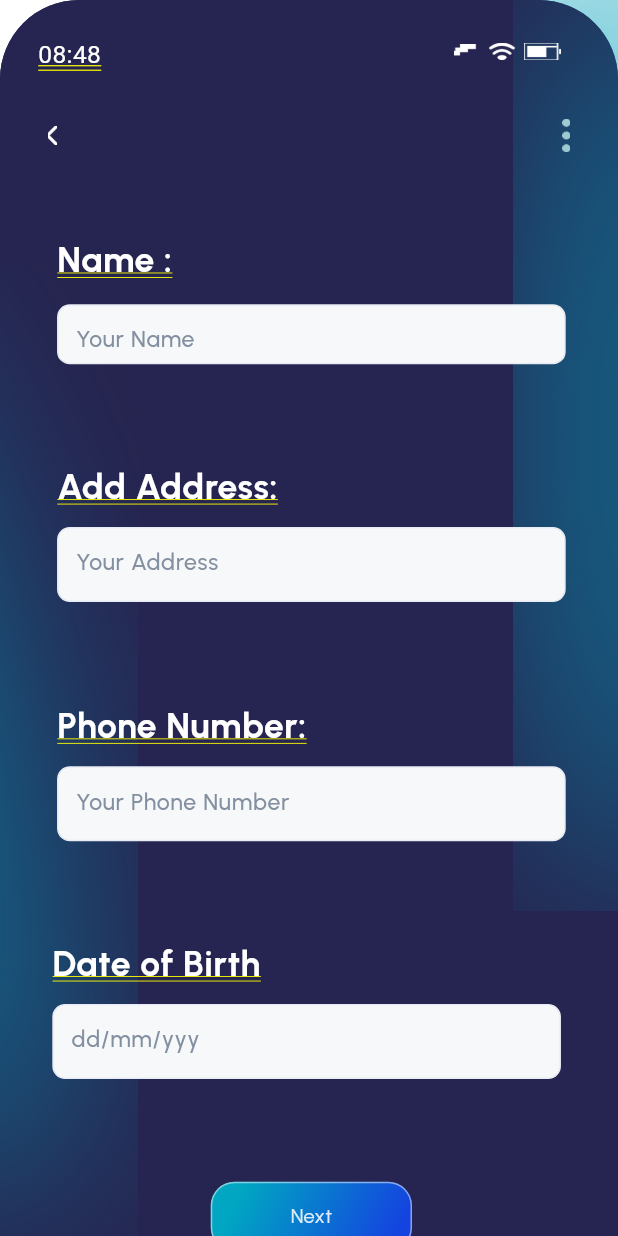
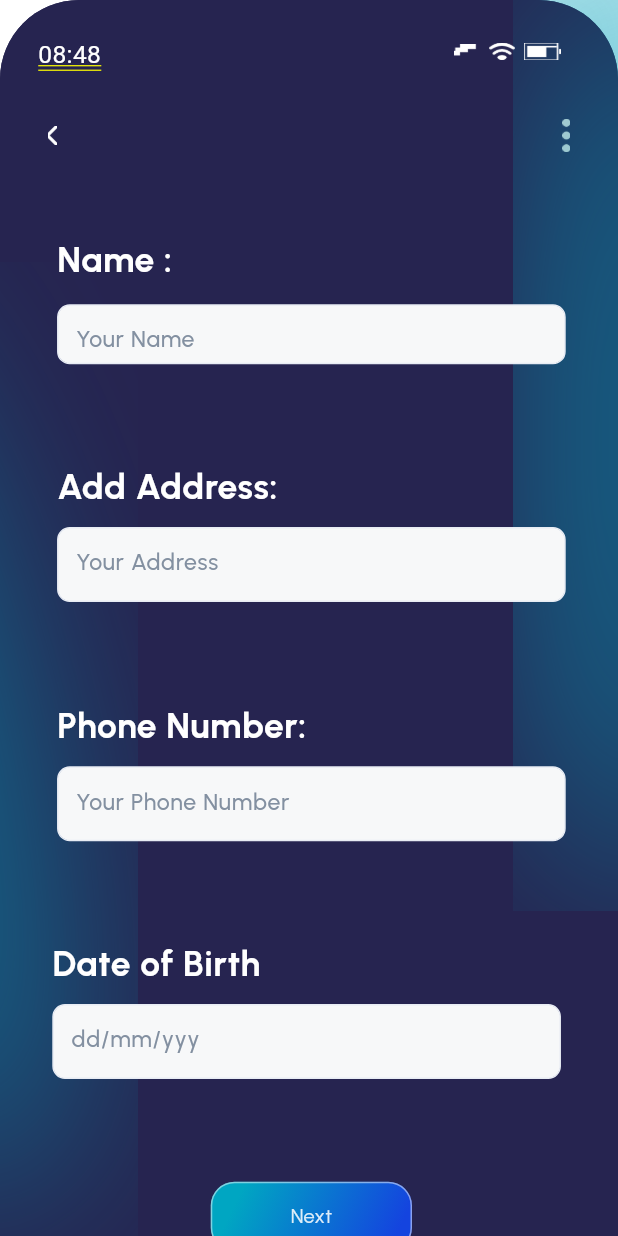
Before and after one commit to Iyaad-luqman/Starin-it, a Flutter app: the S4 widget shown alone on an empty page, opened directly, after a tap on "Personal Profile", on a phone screen of 412 x 824 dp. Run offline on Flutter 3.47's test engine with Material 3 defaults, Android fonts, the phone set to English and light mode, and no system bars; our stand-ins replace cloud_firestore, file_picker, firebase_auth, firebase_core, google_fonts; accounts and stored records are empty; network calls fail; Roboto replaces fonts that are missing (Lemon).

Commit message:
removed yellow lines in s4,s5

```diff
--- a/lib/page-1/s4.dart
+++ b/lib/page-1/s4.dart
@@ -55,6 +55,7 @@ class S4 extends StatelessWidget {
                       textAlign: TextAlign.center,
                       style: SafeGoogleFont(
                         'Urbanist',
+                        decoration: TextDecoration.none,
                         fontSize: 13.25 * ffem,
                         fontWeight: FontWeight.w400,
                         height: 2.0377358491 * ffem / fem,
@@ -121,6 +122,7 @@ class S4 extends StatelessWidget {
                       textAlign: TextAlign.center,
                       style: SafeGoogleFont(
                         'Urbanist',
+                        decoration: TextDecoration.none,
                         fontSize: 13.25 * ffem,
                         fontWeight: FontWeight.w400,
                         height: 2.0377358491 * ffem / fem,
@@ -154,6 +156,7 @@ class S4 extends StatelessWidget {
                           textAlign: TextAlign.center,
                           style: SafeGoogleFont(
                             'Urbanist',
+                            decoration: TextDecoration.none,
                             fontSize: 23 * ffem,
                             fontWeight: FontWeight.w700,
                             height: 1.2 * ffem / fem,
@@ -230,6 +233,7 @@ class S4 extends StatelessWidget {
                       textAlign: TextAlign.center,
                       style: SafeGoogleFont(
                         'Urbanist',
+                        decoration: TextDecoration.none,
                         fontSize: 13.25 * ffem,
                         fontWeight: FontWeight.w400,
                         height: 2.0377358491 * ffem / fem,
--- a/lib/page-1/s5.dart
+++ b/lib/page-1/s5.dart
@@ -92,6 +92,7 @@ class S5 extends StatelessWidget {
                                       'Name :',
                                       style: SafeGoogleFont(
                                         'Urbanist',
+                                        decoration: TextDecoration.none,
                                         fontSize: 23 * ffem,
                                         fontWeight: FontWeight.w700,
                                         height: 1.2 * ffem / fem,
@@ -122,6 +123,7 @@ class S5 extends StatelessWidget {
                                     'Your Name',
                                     style: SafeGoogleFont(
                                       'Urbanist',
+                                      decoration: TextDecoration.none,
                                       fontSize: 15 * ffem,
                                       fontWeight: FontWeight.w500,
                                       height: 1.25 * ffem / fem,
@@ -153,6 +155,7 @@ class S5 extends StatelessWidget {
                                           'Add Address:',
                                           style: SafeGoogleFont(
                                             'Urbanist',
+                                            decoration: TextDecoration.none,
                                             fontSize: 23 * ffem,
                                             fontWeight: FontWeight.w700,
                                             height: 1.2 * ffem / fem,
@@ -177,6 +180,7 @@ class S5 extends StatelessWidget {
                                           'Your Address',
                                           style: SafeGoogleFont(
                                             'Urbanist',
+                                            decoration: TextDecoration.none,
                                             fontSize: 15 * ffem,
                                             fontWeight: FontWeight.w500,
                                             height: 1.25 * ffem / fem,
@@ -362,6 +366,7 @@ class S5 extends StatelessWidget {
                               'Name :',
                               style: SafeGoogleFont(
                                 'Urbanist',
+                                decoration: TextDecoration.none,
                                 fontSize: 23 * ffem,
                                 fontWeight: FontWeight.w700,
                                 height: 1.2 * ffem / fem,
@@ -401,6 +406,7 @@ class S5 extends StatelessWidget {
                                 ),
                                 style: SafeGoogleFont(
                                   'Urbanist',
+                                  decoration: TextDecoration.none,
                                   fontSize: 15 * ffem,
                                   fontWeight: FontWeight.w500,
                                   height: 1.25 * ffem / fem,
@@ -432,6 +438,7 @@ class S5 extends StatelessWidget {
                                   'Add Address:',
                                   style: SafeGoogleFont(
                                     'Urbanist',
+                                    decoration: TextDecoration.none,
                                     fontSize: 23 * ffem,
                                     fontWeight: FontWeight.w700,
                                     height: 1.2 * ffem / fem,
@@ -466,6 +473,7 @@ class S5 extends StatelessWidget {
                                   ),
                                   style: SafeGoogleFont(
                                     'Urbanist',
+                                    decoration: TextDecoration.none,
                                     fontSize: 15 * ffem,
                                     fontWeight: FontWeight.w500,
                                     height: 1.25 * ffem / fem,
@@ -498,6 +506,7 @@ class S5 extends StatelessWidget {
                                   'Date of Birth',
                                   style: SafeGoogleFont(
                                     'Urbanist',
+                                    decoration: TextDecoration.none,
                                     fontSize: 23 * ffem,
                                     fontWeight: FontWeight.w700,
                                     height: 1.2 * ffem / fem,
@@ -532,6 +541,7 @@ class S5 extends StatelessWidget {
                                   ),
                                   style: SafeGoogleFont(
                                     'Urbanist',
+                                    decoration: TextDecoration.none,
                                     fontSize: 15 * ffem,
                                     fontWeight: FontWeight.w500,
                                     height: 1.25 * ffem / fem,
@@ -564,6 +574,7 @@ class S5 extends StatelessWidget {
                                   'Phone Number:',
                                   style: SafeGoogleFont(
                                     'Urbanist',
+                                    decoration: TextDecoration.none,
                                     fontSize: 23 * ffem,
                                     fontWeight: FontWeight.w700,
                                     height: 1.2 * ffem / fem,
@@ -598,6 +609,7 @@ class S5 extends StatelessWidget {
                                   ),
                                   style: SafeGoogleFont(
                                     'Urbanist',
+                                    decoration: TextDecoration.none,
                                     fontSize: 15 * ffem,
                                     fontWeight: FontWeight.w500,
                                     height: 1.25 * ffem / fem,
@@ -644,6 +656,7 @@ class S5 extends StatelessWidget {
                                 'Next',
                                 style: SafeGoogleFont(
                                   'Urbanist',
+                                  decoration: TextDecoration.none,
                                   fontSize: 13 * ffem,
                                   fontWeight: FontWeight.w400,
                                   height: 1.2 * ffem / fem,
```
